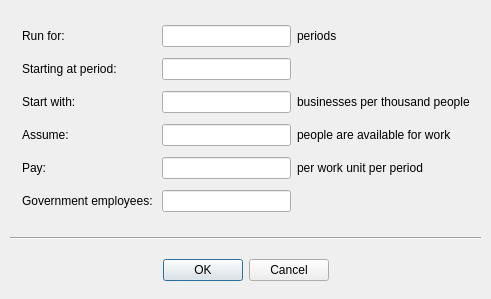
Obson/MicroSim-GUI, file optionsdialog.ui: the form before one commit.
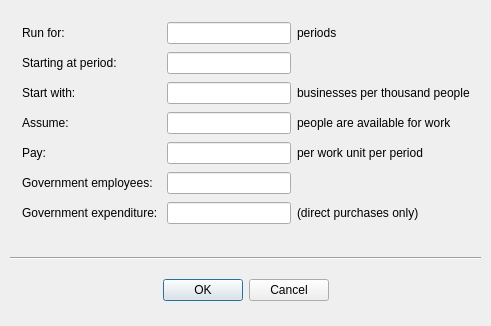
The form after the commit.

Commit message: Added government procurement mechanism. Needs corresponding property so it can be graphed.

```diff
--- a/optionsdialog.ui
+++ b/optionsdialog.ui
@@ -7,7 +7,7 @@
     <x>0</x>
     <y>0</y>
     <width>491</width>
-    <height>299</height>
+    <height>326</height>
    </rect>
   </property>
   <property name="windowTitle">
@@ -17,7 +17,7 @@
    <property name="geometry">
     <rect>
      <x>10</x>
-     <y>250</y>
+     <y>270</y>
      <width>471</width>
      <height>41</height>
     </rect>
@@ -36,7 +36,7 @@
    <property name="geometry">
     <rect>
      <x>10</x>
-     <y>230</y>
+     <y>250</y>
      <width>471</width>
      <height>16</height>
     </rect>
@@ -51,10 +51,17 @@
      <x>22</x>
      <y>20</y>
      <width>448</width>
-     <height>201</height>
+     <height>209</height>
     </rect>
    </property>
    <layout class="QGridLayout" name="gridLayout">
+    <item row="5" column="0">
+     <widget class="QLabel" name="label_10">
+      <property name="text">
+       <string>Government employees: </string>
+      </property>
+     </widget>
+    </item>
     <item row="3" column="0">
      <widget class="QLabel" name="label_8">
       <property name="text">
@@ -152,10 +159,20 @@
     <item row="5" column="1">
      <widget class="QLineEdit" name="lineEdit_6"/>
     </item>
-    <item row="5" column="0">
-     <widget class="QLabel" name="label_10">
+    <item row="6" column="1">
+     <widget class="QLineEdit" name="lineEdit_7"/>
+    </item>
+    <item row="6" column="0">
+     <widget class="QLabel" name="label_11">
       <property name="text">
-       <string>Government employees: </string>
+       <string>Government expenditure: </string>
+      </property>
+     </widget>
+    </item>
+    <item row="6" column="2">
+     <widget class="QLabel" name="label_12">
+      <property name="text">
+       <string>(direct purchases only)</string>
       </property>
      </widget>
     </item>
```
The commit also changes 10 other files.
